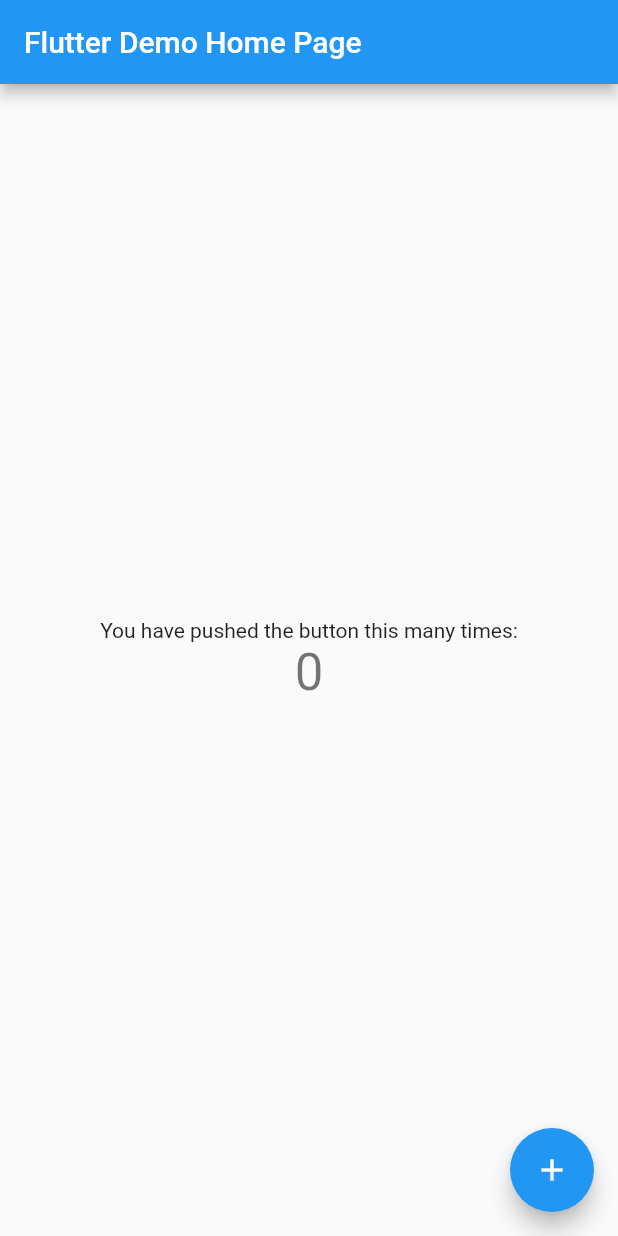
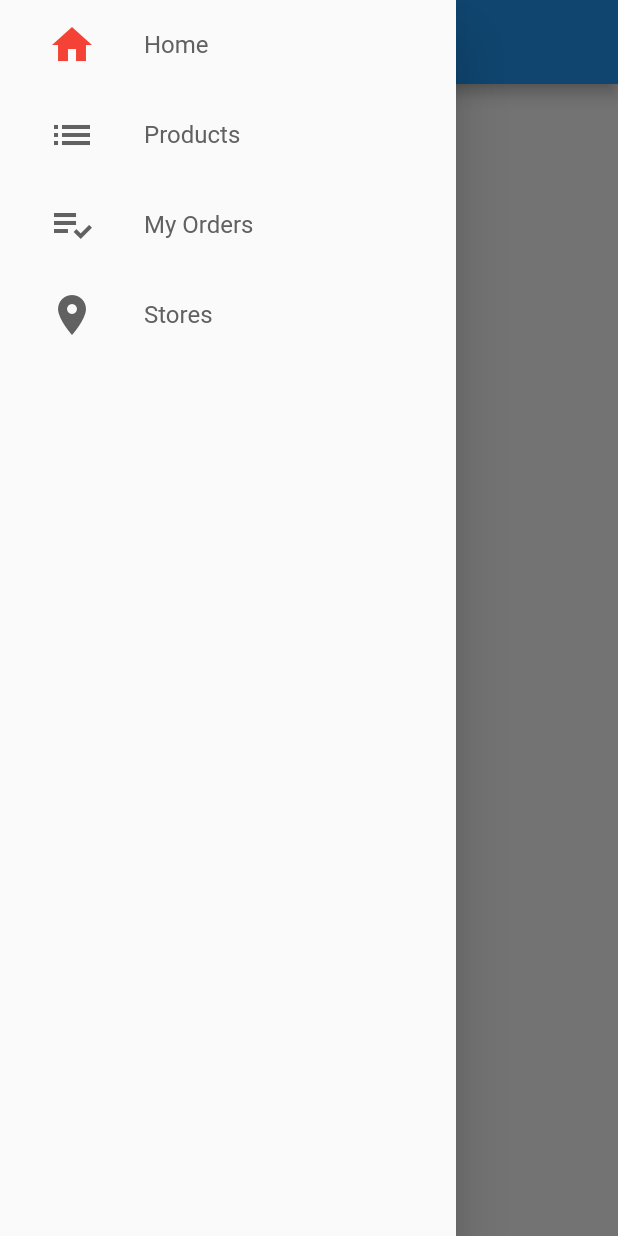
Before and after one commit to fabiohxcx/loja_virtual, a Flutter app: the screen it shows after launch, with the side drawer open (before the commit the screen has no drawer), on a phone screen of 412 x 824 dp. Run offline on Flutter 3.47's test engine with Material 2 defaults, Android fonts, the phone set to English and light mode, and no system bars; our stand-ins replace cloud_firestore, firebase_core, flutter_mobx, get_it, mobx; accounts and stored records are empty; generated files the repository leaves out were written again.

Commit message:
setup initial drawer

```diff
--- /dev/null
+++ b/lib/components/custom_drawer.dart
@@ -0,0 +1,18 @@
+import 'package:flutter/material.dart';
+import 'package:loja_virtual/components/drawer_tile.dart';
+
+class CustomDrawer extends StatelessWidget {
+  @override
+  Widget build(BuildContext context) {
+    return Drawer(
+      child: ListView(
+        children: <Widget>[
+          DrawerTile(iconData: Icons.home, title: 'Home', page: 0),
+          DrawerTile(iconData: Icons.list, title: 'Products', page: 1),
+          DrawerTile(iconData: Icons.playlist_add_check, title: 'My Orders', page: 2),
+          DrawerTile(iconData: Icons.location_on, title: 'Stores', page: 3),
+        ],
+      ),
+    );
+  }
+}
--- /dev/null
+++ b/lib/components/drawer_tile.dart
@@ -0,0 +1,41 @@
+import 'package:flutter/material.dart';
+import 'package:flutter_mobx/flutter_mobx.dart';
+import 'package:loja_virtual/di.dart';
+import 'package:loja_virtual/models/page_manager.dart';
+
+class DrawerTile extends StatelessWidget {
+  final IconData iconData;
+  final String title;
+  final int page;
+  final PageManager _pageManager = getIt();
+
+  DrawerTile({Key key, this.iconData, this.title, this.page}) : super(key: key);
+
+  @override
+  Widget build(BuildContext context) {
+    return Observer(builder: (_) {
+      return InkWell(
+        onTap: () {
+          _pageManager.setPage(page);
+        },
+        child: SizedBox(
+          height: 60,
+          child: Row(
+            children: <Widget>[
+              Padding(
+                padding: const EdgeInsets.symmetric(horizontal: 32),
+                child: Icon(iconData,
+                    size: 32,
+                    color: _pageManager.currentPage == page ? Colors.red : Colors.grey[700]),
+              ),
+              Text(
+                title,
+                style: TextStyle(fontSize: 16, color: Colors.grey[700]),
+              )
+            ],
+          ),
+        ),
+      );
+    });
+  }
+}
--- /dev/null
+++ b/lib/di.dart
@@ -0,0 +1,10 @@
+import 'package:flutter/cupertino.dart';
+import 'package:get_it/get_it.dart';
+import 'package:loja_virtual/models/page_manager.dart';
+
+final GetIt getIt = GetIt.instance;
+
+void setupDI() {
+  getIt.registerSingleton<PageController>(PageController());
+  getIt.registerLazySingleton(() => PageManager(getIt()));
+}
--- a/lib/main.dart
+++ b/lib/main.dart
@@ -1,6 +1,9 @@
 import 'package:cloud_firestore/cloud_firestore.dart';
 import 'package:firebase_core/firebase_core.dart';
 import 'package:flutter/material.dart';
+
+import 'di.dart';
+import 'screens/base_screen.dart';
 
 /// Requires that a Firestore emulator is running locally.
 /// See https://firebase.flutter.dev/docs/firestore/usage#emulator-usage
@@ -8,10 +11,11 @@ bool USE_FIRESTORE_EMULATOR = false;
 
 void main() async {
   WidgetsFlutterBinding.ensureInitialized();
+  setupDI();
   await Firebase.initializeApp();
   if (USE_FIRESTORE_EMULATOR) {
     FirebaseFirestore.instance.settings =
-        Settings(host: 'localhost:8080', sslEnabled: false, persistenceEnabled: false);
+        const Settings(host: 'localhost:8080', sslEnabled: false, persistenceEnabled: false);
   }
   runApp(MyApp());
 }
@@ -25,56 +29,7 @@ class MyApp extends StatelessWidget {
         primarySwatch: Colors.blue,
         visualDensity: VisualDensity.adaptivePlatformDensity,
       ),
-      home: const MyHomePage(title: 'Flutter Demo Home Page'),
+      home: BaseScreen(),
     );
   }
 }
-
-class MyHomePage extends StatefulWidget {
-  const MyHomePage({Key key, this.title}) : super(key: key);
-
-  final String title;
-
-  @override
-  _MyHomePageState createState() => _MyHomePageState();
-}
-
-class _MyHomePageState extends State<MyHomePage> {
-  int _counter = 0;
-
-  void _incrementCounter() {
-    setState(() {
-      _counter++;
-    });
-  }
-
-  @override
-  Widget build(BuildContext context) {
-    FirebaseFirestore.instance.collection('teste').add({'teste': 'teste'});
-
-    return Scaffold(
-      appBar: AppBar(
-        title: Text(widget.title),
-      ),
-      body: Center(
-        child: Column(
-          mainAxisAlignment: MainAxisAlignment.center,
-          children: <Widget>[
-            const Text(
-              'You have pushed the button this many times:',
-            ),
-            Text(
-              '$_counter',
-              style: Theme.of(context).textTheme.headline4,
-            ),
-          ],
-        ),
-      ),
-      floatingActionButton: FloatingActionButton(
-        onPressed: _incrementCounter,
-        tooltip: 'Increment',
-        child: Icon(Icons.add),
-      ),
-    );
-  }
-}
--- /dev/null
+++ b/lib/models/page_manager.dart
@@ -0,0 +1,22 @@
+import 'package:flutter/cupertino.dart';
+import 'package:mobx/mobx.dart';
+
+part 'page_manager.g.dart';
+
+class PageManager = _PageManager with _$PageManager;
+
+abstract class _PageManager with Store {
+  final PageController _pageController;
+
+  @observable
+  int currentPage = 0;
+
+  _PageManager(this._pageController);
+
+  @action
+  void setPage(int value) {
+    if (currentPage == value) return;
+    currentPage = value;
+    _pageController.jumpToPage(value);
+  }
+}
--- /dev/null
+++ b/lib/screens/base_screen.dart
@@ -0,0 +1,42 @@
+import 'package:flutter/material.dart';
+import 'package:loja_virtual/components/custom_drawer.dart';
+
+import '../di.dart';
+
+class BaseScreen extends StatelessWidget {
+  final PageController pageController = getIt();
+
+  @override
+  Widget build(BuildContext context) {
+    return PageView(
+      controller: pageController,
+      physics: const NeverScrollableScrollPhysics(),
+      children: <Widget>[
+        Scaffold(
+          appBar: AppBar(
+            title: const Text('Home'),
+          ),
+          drawer: CustomDrawer(),
+        ),
+        Scaffold(
+          appBar: AppBar(
+            title: const Text('Hom2'),
+          ),
+          drawer: CustomDrawer(),
+        ),
+        Scaffold(
+          appBar: AppBar(
+            title: const Text('Home3'),
+          ),
+          drawer: CustomDrawer(),
+        ),
+        Scaffold(
+          appBar: AppBar(
+            title: const Text('Home4'),
+          ),
+          drawer: CustomDrawer(),
+        ),
+      ],
+    );
+  }
+}
```
Also changed, not shown: lib/models/page_manager.g.dart (added).
